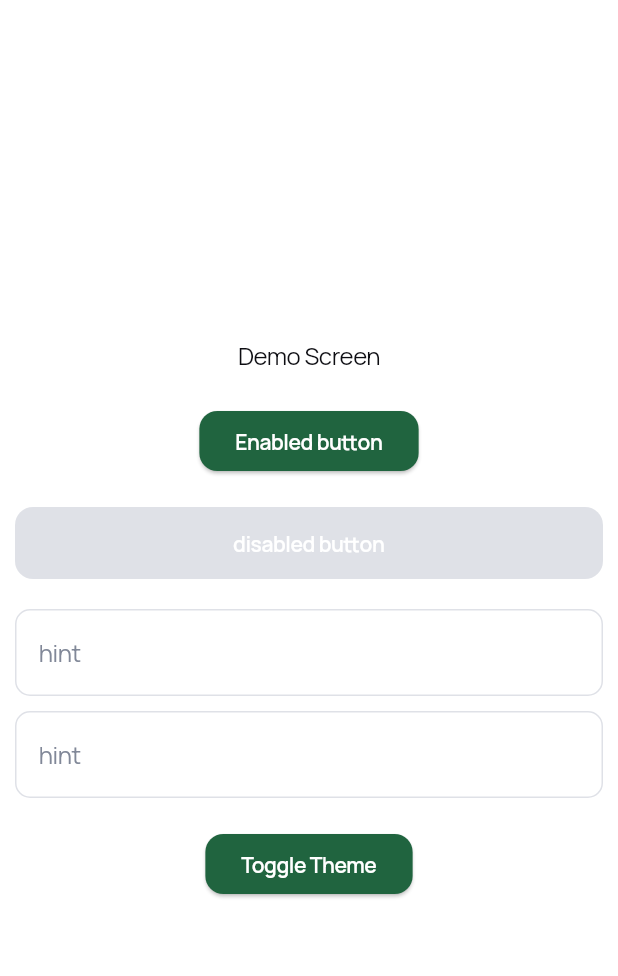
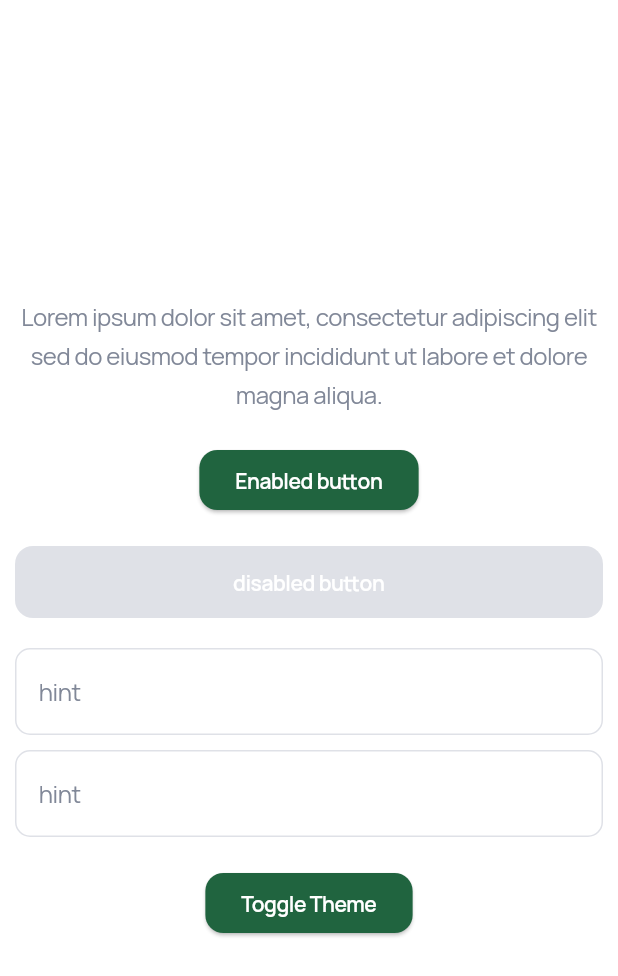
Before and after one commit to MahmoudALBndkji/Flutter-Multi-Theme, a Flutter app: the screen it shows after launch, on a phone screen of 412 x 824 dp. Shown: the top 976 px of the screen. Run offline on Flutter 3.47's test engine with Material 3 defaults, Android fonts, the phone set to English and light mode, and no system bars; our stand-ins replace flutter_bloc, hydrated_bloc.

Commit message:
Call Custom Colors Extension

```diff
--- a/lib/demo_screen.dart
+++ b/lib/demo_screen.dart
@@ -16,9 +16,11 @@
           child: Column(
             mainAxisAlignment: MainAxisAlignment.center,
             children: [
-              const Text(
-                "Demo Screen",
-                style: AppTextStyles.mRegular,
+              Text(
+                "Lorem ipsum dolor sit amet, consectetur adipiscing elit sed do eiusmod tempor incididunt ut labore et dolore magna aliqua.",
+                style: AppTextStyles.mRegular.copyWith(
+                  color: context.customColors.secondaryColor,
+                ),
                 textAlign: TextAlign.center,
               ),
               const SizedBox(height: 20),
```
